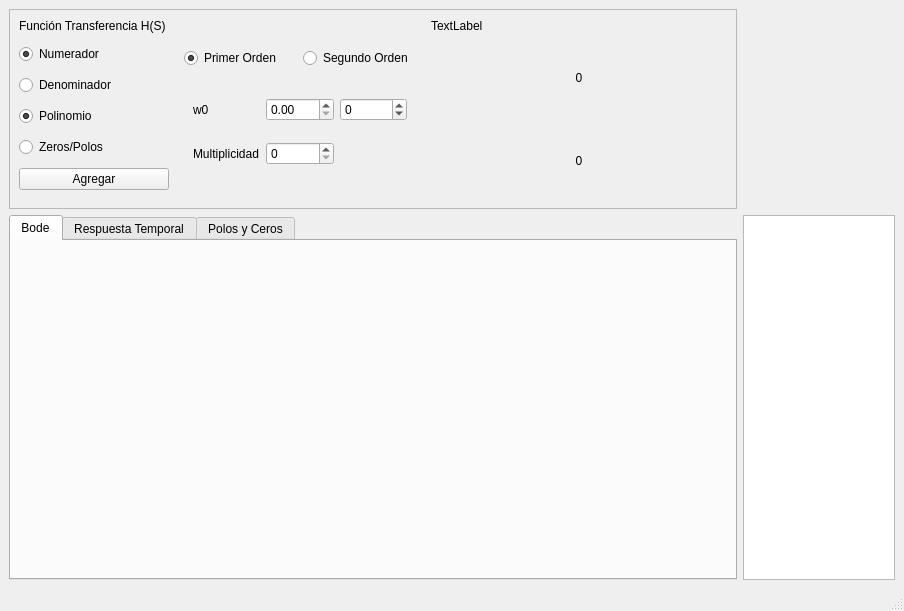
BrunoDS01/TC_TP1_Grupo_6, file designer/mainwindow.ui: the form before one commit.
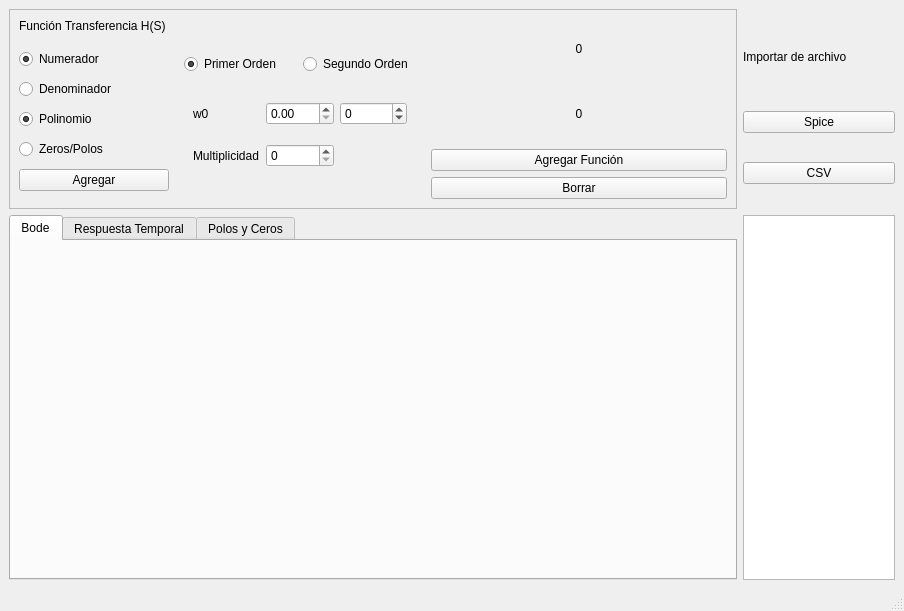
The form after the commit. The open tabs and pages were chosen to show the change.

```diff
--- a/designer/mainwindow.ui
+++ b/designer/mainwindow.ui
@@ -25,23 +25,7 @@
         <string>Bode</string>
        </attribute>
        <layout class="QGridLayout" name="gridLayout_3">
-        <item row="0" column="0">
-         <widget class="QWidget" name="amplitudeBodePlot" native="true">
-          <property name="minimumSize">
-           <size>
-            <width>500</width>
-            <height>0</height>
-           </size>
-          </property>
-          <property name="maximumSize">
-           <size>
-            <width>166674</width>
-            <height>16777215</height>
-           </size>
-          </property>
-         </widget>
-        </item>
-        <item row="1" column="0">
+        <item row="2" column="0">
          <widget class="QWidget" name="phaseBode" native="true">
           <property name="minimumSize">
            <size>
@@ -61,6 +45,22 @@
           </property>
          </widget>
         </item>
+        <item row="1" column="0">
+         <widget class="QWidget" name="amplitudeBodePlot" native="true">
+          <property name="minimumSize">
+           <size>
+            <width>500</width>
+            <height>0</height>
+           </size>
+          </property>
+          <property name="maximumSize">
+           <size>
+            <width>166674</width>
+            <height>16777215</height>
+           </size>
+          </property>
+         </widget>
+        </item>
        </layout>
       </widget>
       <widget class="QWidget" name="tab_2">
@@ -145,31 +145,7 @@
        <enum>QFrame::Raised</enum>
       </property>
       <layout class="QGridLayout" name="gridLayout_6">
-       <item row="1" column="2">
-        <layout class="QVBoxLayout" name="verticalLayout_2">
-         <item>
-          <widget class="QLabel" name="numLabel">
-           <property name="text">
-            <string>0</string>
-           </property>
-           <property name="alignment">
-            <set>Qt::AlignCenter</set>
-           </property>
-          </widget>
-         </item>
-         <item>
-          <widget class="QLabel" name="denomLabel">
-           <property name="text">
-            <string>0</string>
-           </property>
-           <property name="alignment">
-            <set>Qt::AlignCenter</set>
-           </property>
-          </widget>
-         </item>
-        </layout>
-       </item>
-       <item row="1" column="0">
+       <item row="2" column="0">
         <layout class="QVBoxLayout" name="verticalLayout">
          <item>
           <widget class="QRadioButton" name="numButton">
@@ -226,27 +202,7 @@
          </item>
         </layout>
        </item>
-       <item row="0" column="2">
-        <widget class="QLabel" name="label_2">
-         <property name="text">
-          <string>TextLabel</string>
-         </property>
-        </widget>
-       </item>
-       <item row="0" column="0">
-        <widget class="QLabel" name="label">
-         <property name="maximumSize">
-          <size>
-           <width>150</width>
-           <height>16777215</height>
-          </size>
-         </property>
-         <property name="text">
-          <string>Función Transferencia H(S)</string>
-         </property>
-        </widget>
-       </item>
-       <item row="1" column="1">
+       <item row="2" column="1">
         <widget class="QStackedWidget" name="transferStacked">
          <property name="maximumSize">
           <size>
@@ -317,16 +273,6 @@
              </attribute>
             </widget>
            </item>
-           <item row="0" column="1">
-            <widget class="QRadioButton" name="radioButton_2">
-             <property name="text">
-              <string>Segundo Orden</string>
-             </property>
-             <attribute name="buttonGroup">
-              <string notr="true">buttonGroup_3</string>
-             </attribute>
-            </widget>
-           </item>
            <item row="1" column="0" colspan="2">
             <widget class="QStackedWidget" name="polesStacked">
              <property name="currentIndex">
@@ -431,13 +377,105 @@
              </widget>
             </widget>
            </item>
+           <item row="0" column="1">
+            <widget class="QRadioButton" name="secondOrderButton">
+             <property name="text">
+              <string>Segundo Orden</string>
+             </property>
+             <attribute name="buttonGroup">
+              <string notr="true">buttonGroup_3</string>
+             </attribute>
+            </widget>
+           </item>
           </layout>
          </widget>
         </widget>
        </item>
+       <item row="0" column="0">
+        <widget class="QLabel" name="label">
+         <property name="maximumSize">
+          <size>
+           <width>150</width>
+           <height>16777215</height>
+          </size>
+         </property>
+         <property name="text">
+          <string>Función Transferencia H(S)</string>
+         </property>
+        </widget>
+       </item>
+       <item row="0" column="2" rowspan="3">
+        <layout class="QVBoxLayout" name="verticalLayout_2">
+         <item>
+          <widget class="QLabel" name="numLabel">
+           <property name="text">
+            <string>0</string>
+           </property>
+           <property name="alignment">
+            <set>Qt::AlignCenter</set>
+           </property>
+          </widget>
+         </item>
+         <item>
+          <widget class="QLabel" name="denomLabel">
+           <property name="text">
+            <string>0</string>
+           </property>
+           <property name="alignment">
+            <set>Qt::AlignCenter</set>
+           </property>
+          </widget>
+         </item>
+         <item>
+          <widget class="QPushButton" name="addFunctionButton">
+           <property name="text">
+            <string>Agregar Función</string>
+           </property>
+          </widget>
+         </item>
+         <item>
+          <widget class="QPushButton" name="eraseEquationButton">
+           <property name="text">
+            <string>Borrar</string>
+           </property>
+          </widget>
+         </item>
+        </layout>
+       </item>
       </layout>
      </widget>
     </item>
+    <item row="1" column="1">
+     <layout class="QVBoxLayout" name="verticalLayout_3">
+      <item>
+       <widget class="QLabel" name="label_10">
+        <property name="maximumSize">
+         <size>
+          <width>16777215</width>
+          <height>50</height>
+         </size>
+        </property>
+        <property name="text">
+         <string>Importar de archivo</string>
+        </property>
+       </widget>
+      </item>
+      <item>
+       <widget class="QPushButton" name="spiceButton">
+        <property name="text">
+         <string>Spice</string>
+        </property>
+       </widget>
+      </item>
+      <item>
+       <widget class="QPushButton" name="csvButton">
+        <property name="text">
+         <string>CSV</string>
+        </property>
+       </widget>
+      </item>
+     </layout>
+    </item>
    </layout>
   </widget>
   <widget class="QStatusBar" name="statusbar"/>
```
Left out of the diff: 11 changed lines with no effect on the pictures.
